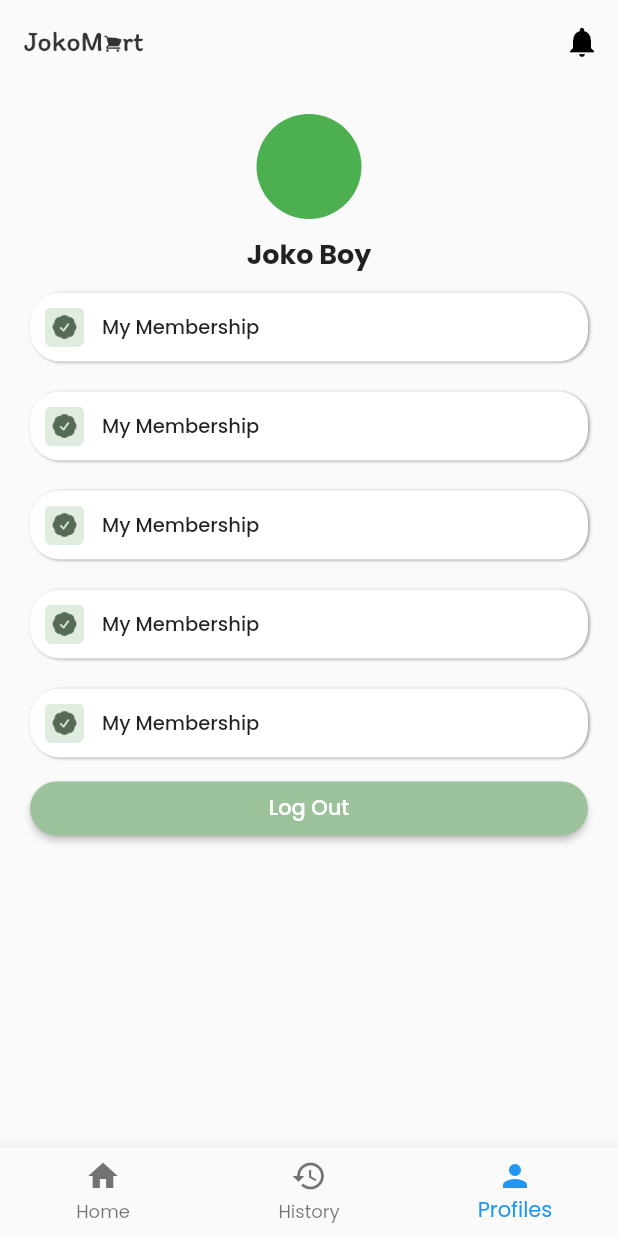
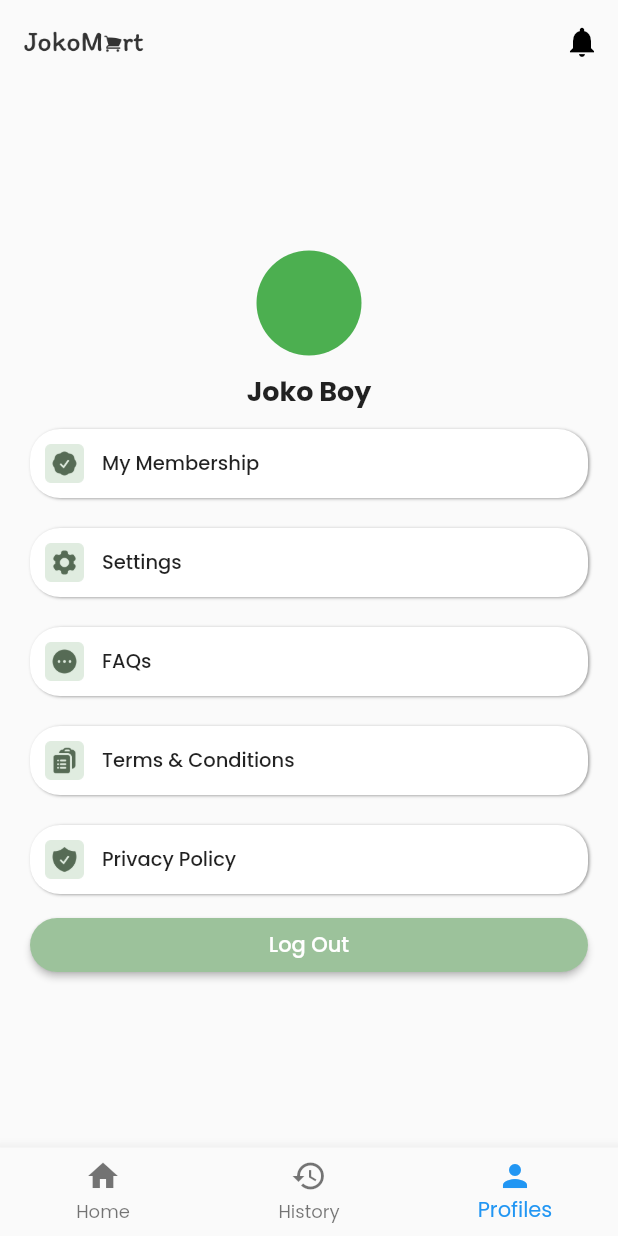
Before and after one commit to capstone-project-alterra-9/flutter-loyalty-point, a Flutter app: the ProfileView screen opened by its route, on a phone screen of 412 x 824 dp. Run offline on Flutter 3.47's test engine with Material 2 defaults, Android fonts, the phone set to English and light mode, and no system bars; our stand-ins replace dio, google_fonts, shared_preferences; accounts and stored records are empty; network calls fail.

Commit message:
integrasi history dan revisi ui profile

```diff
--- a/lib/src/views/profile/profile_view.dart
+++ b/lib/src/views/profile/profile_view.dart
@@ -38,6 +38,7 @@ class _ProfileViewState extends State<ProfileView> {
         ],
       ),
       body: Center(
+          child: SingleChildScrollView(
         child: Container(
           padding: const EdgeInsets.all(20),
           child: Column(
@@ -119,14 +120,14 @@ class _ProfileViewState extends State<ProfileView> {
                           Row(
                             children: [
                               Image.asset(
-                              "assets/images/membership.png",
+                                "assets/images/settings_icon.png",
                                 width: 26,
                               ),
                               const SizedBox(
                                 width: 12,
                               ),
                               Text(
-                              "My Membership",
+                                "Settings",
                                 style: GoogleFonts.poppins(
                                     fontSize: 13, fontWeight: FontWeight.w500),
                               ),
@@ -157,14 +158,14 @@ class _ProfileViewState extends State<ProfileView> {
                           Row(
                             children: [
                               Image.asset(
-                              "assets/images/membership.png",
+                                "assets/images/faq_logo.png",
                                 width: 26,
                               ),
                               const SizedBox(
                                 width: 12,
                               ),
                               Text(
-                              "My Membership",
+                                "FAQs",
                                 style: GoogleFonts.poppins(
                                     fontSize: 13, fontWeight: FontWeight.w500),
                               ),
@@ -195,14 +196,14 @@ class _ProfileViewState extends State<ProfileView> {
                           Row(
                             children: [
                               Image.asset(
-                              "assets/images/membership.png",
+                                "assets/images/terms_logo.png",
                                 width: 26,
                               ),
                               const SizedBox(
                                 width: 12,
                               ),
                               Text(
-                              "My Membership",
+                                "Terms & Conditions",
                                 style: GoogleFonts.poppins(
                                     fontSize: 13, fontWeight: FontWeight.w500),
                               ),
@@ -233,14 +234,14 @@ class _ProfileViewState extends State<ProfileView> {
                           Row(
                             children: [
                               Image.asset(
-                              "assets/images/membership.png",
+                                "assets/images/privacy_icon.png",
                                 width: 26,
                               ),
                               const SizedBox(
                                 width: 12,
                               ),
                               Text(
-                              "My Membership",
+                                "Privacy Policy",
                                 style: GoogleFonts.poppins(
                                     fontSize: 13, fontWeight: FontWeight.w500),
                               ),
@@ -277,6 +278,7 @@ class _ProfileViewState extends State<ProfileView> {
               )
             ],
           ),
+        ),
       )),
     );
   }
```
Also changed, not shown: lib/src/views/history/history_view.dart (+30 -9 lines), lib/src/views/transaction_detail/transaction_detail_view.dart (+17 -11 lines), assets/images/faq_logo.png (added), assets/images/privacy_icon.png (added), assets/images/settings_icon.png (added), assets/images/terms_logo.png (added). Lines whose indentation alone changed are shown as unchanged.
